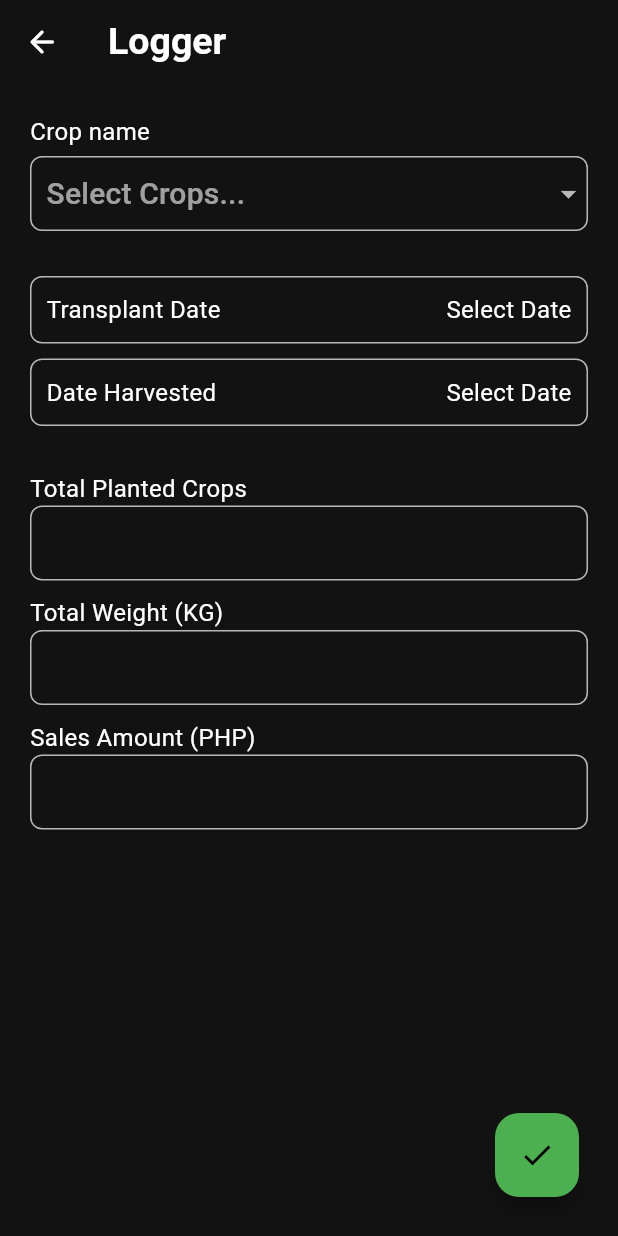
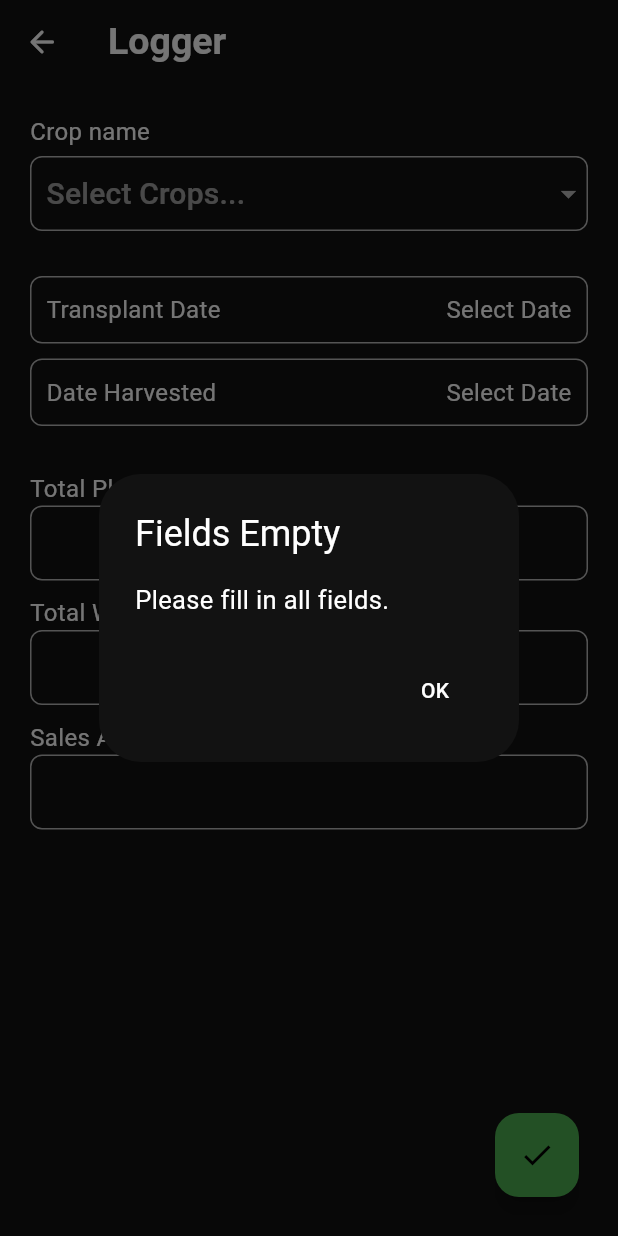
Before and after one commit to pmrna/hydrobud, a Flutter app: the LoggerPage screen opened directly, after a tap on the "check" icon, on a phone screen of 412 x 824 dp. Run offline on Flutter 3.47's test engine with Material 3 defaults, Android fonts, the phone set to English and light mode, and no system bars; our stand-ins replace fl_chart, supabase_flutter; accounts and stored records are empty.

Commit message:
Integrate the supabase to the logger page to send the date to supabase

```diff
--- a/lib/widget/list_view_pages/analytics_page.dart
+++ b/lib/widget/list_view_pages/analytics_page.dart
@@ -54,8 +54,9 @@ class AnalyticsPage extends StatelessWidget {
               itemCount: analyticsDataList.length,
               itemBuilder: (context, index) {
                 return Container(
-                  margin: EdgeInsets.symmetric(vertical: 10, horizontal: 20),
-                  padding: EdgeInsets.all(10),
+                  margin:
+                      const EdgeInsets.symmetric(vertical: 10, horizontal: 20),
+                  padding: const EdgeInsets.all(10),
                   decoration: BoxDecoration(
                     color: secondaryColor,
                     borderRadius: BorderRadius.circular(20.0),
--- a/lib/widget/list_view_pages/logger_page.dart
+++ b/lib/widget/list_view_pages/logger_page.dart
@@ -1,5 +1,7 @@
 import 'package:flutter/material.dart';
 import 'package:hydrobud/constants/colors.dart';
+import 'package:intl/intl.dart';
+import 'package:supabase_flutter/supabase_flutter.dart';
 
 class LoggerPage extends StatefulWidget {
   const LoggerPage({super.key});
@@ -28,9 +30,11 @@ class _LoggerPageState extends State<LoggerPage> {
         data: ThemeData().copyWith(
           colorScheme: const ColorScheme.dark(
             primary: onPrimaryColor,
-              )),
+          ),
+        ),
         child: child!,
-            ));
+      ),
+    );
     if (picked != null && picked != transplantDate) {
       setState(() {
         transplantDate = picked;
@@ -48,13 +52,76 @@ class _LoggerPageState extends State<LoggerPage> {
         data: ThemeData().copyWith(
           colorScheme: const ColorScheme.dark(
             primary: onPrimaryColor,
-              )),
+          ),
+        ),
         child: child!,
-            ));
+      ),
+    );
     if (picked != null && picked != harvestedDate) {
       setState(() {
         harvestedDate = picked;
       });
+    }
+  }
+
+  void logDataSubmit() {
+    if (selectedItems == null ||
+        transplantDate == null ||
+        harvestedDate == null ||
+        totalPlantedCrops.isEmpty ||
+        totalKGs.isEmpty ||
+        salesAmount.isEmpty) {
+      showDialog(
+        context: context,
+        builder: (BuildContext context) {
+          return AlertDialog(
+            title: const Text('Fields Empty'),
+            content: const Text(
+              'Please fill in all fields.',
+              style: TextStyle(fontSize: 17),
+            ),
+            actions: [
+              TextButton(
+                onPressed: () {
+                  Navigator.of(context).pop();
+                },
+                child: const Text(
+                  'OK',
+                  style: TextStyle(color: Colors.white),
+                ),
+              ),
+            ],
+          );
+        },
+      );
+    } else {
+      _sendDataToSupabase();
+    }
+  }
+
+  Future<void> _sendDataToSupabase() async {
+    try {
+      final response = await Supabase.instance.client.from('logDatas').insert([
+        {
+          'cropName': selectedItems,
+          'tDate': DateFormat.yMMMMd('en_US').format(transplantDate!),
+          'hDate': DateFormat.yMMMMd('en_US').format(harvestedDate!),
+          'totalCrops': totalPlantedCrops,
+          'totalWeight': totalKGs,
+          'totalSales': salesAmount,
+        }
+      ]);
+
+      if (response.error != null) {
+        debugPrint('Error inserting data: ${response.error!.message}');
+        // You can handle the error here, such as showing a snackbar or retry option.
+      } else {
+        debugPrint('Data inserted successfully');
+        // Handle successful insertion, such as navigating to a new screen or showing a success message.
+      }
+    } catch (error) {
+      debugPrint('Error: $error');
+      // Handle any other errors that might occur during the data insertion process.
     }
   }
 
@@ -85,11 +152,11 @@ class _LoggerPageState extends State<LoggerPage> {
               Column(
                 crossAxisAlignment: CrossAxisAlignment.start,
                 children: [
-                  Text(
+                  const Text(
                     "Crop name",
                     style: TextStyle(fontSize: 16),
                   ),
-                  SizedBox(
+                  const SizedBox(
                       height: 5), // Add some space between label and dropdown
                   Container(
                     decoration: BoxDecoration(
@@ -100,10 +167,10 @@ class _LoggerPageState extends State<LoggerPage> {
                     child: DropdownButton<String>(
                       isExpanded: true,
                       underline:
-                          SizedBox(), // or underline: Container(), to remove the underline
+                          const SizedBox(), // or underline: Container(), to remove the underline
                       hint: Text(
                         hintText,
-                        style: TextStyle(fontSize: 20),
+                        style: const TextStyle(fontSize: 20),
                       ),
                       value: selectedItems,
                       items: [
@@ -139,7 +206,7 @@ class _LoggerPageState extends State<LoggerPage> {
                   child: Row(
                     mainAxisAlignment: MainAxisAlignment.spaceBetween,
                     children: [
-                      Text(
+                      const Text(
                         "Transplant Date",
                         style: TextStyle(fontSize: 16),
                       ),
@@ -147,7 +214,7 @@ class _LoggerPageState extends State<LoggerPage> {
                         transplantDate != null
                             ? "${transplantDate!.day}/${transplantDate!.month}/${transplantDate!.year}"
                             : "Select Date",
-                        style: TextStyle(fontSize: 16),
+                        style: const TextStyle(fontSize: 16),
                       ),
                     ],
                   ),
@@ -165,7 +232,7 @@ class _LoggerPageState extends State<LoggerPage> {
                   child: Row(
                     mainAxisAlignment: MainAxisAlignment.spaceBetween,
                     children: [
-                      Text(
+                      const Text(
                         "Date Harvested",
                         style: TextStyle(fontSize: 16),
                       ),
@@ -173,7 +240,7 @@ class _LoggerPageState extends State<LoggerPage> {
                         harvestedDate != null
                             ? "${harvestedDate!.day}/${harvestedDate!.month}/${harvestedDate!.year}"
                             : "Select Date",
-                        style: TextStyle(fontSize: 16),
+                        style: const TextStyle(fontSize: 16),
                       ),
                     ],
                   ),
@@ -243,11 +310,11 @@ class _LoggerPageState extends State<LoggerPage> {
       floatingActionButton: Padding(
         padding: const EdgeInsets.all(10.0),
         child: FloatingActionButton(
-          onPressed: () {
-            // CODE FOR PRESSED
-          },
           backgroundColor: Colors.green,
           child: const Icon(Icons.check),
+          onPressed: () {
+            logDataSubmit();
+          },
         ),
       ),
       floatingActionButtonLocation: FloatingActionButtonLocation.endFloat,
--- a/pubspec.yaml
+++ b/pubspec.yaml
@@ -33,7 +33,8 @@ dependencies:
 
   fl_chart: ^0.67.0
   cupertino_icons: ^1.0.2
-  supabase_flutter: ^2.0.0
+  supabase_flutter: ^2.5.2
+  intl: ^0.19.0
 
 dev_dependencies:
   flutter_test:
```
Also changed, not shown: lib/widget/list_view_pages/irrigation_page.dart (+6 -5 lines), pubspec.lock. Lines whose indentation alone changed are shown as unchanged.
